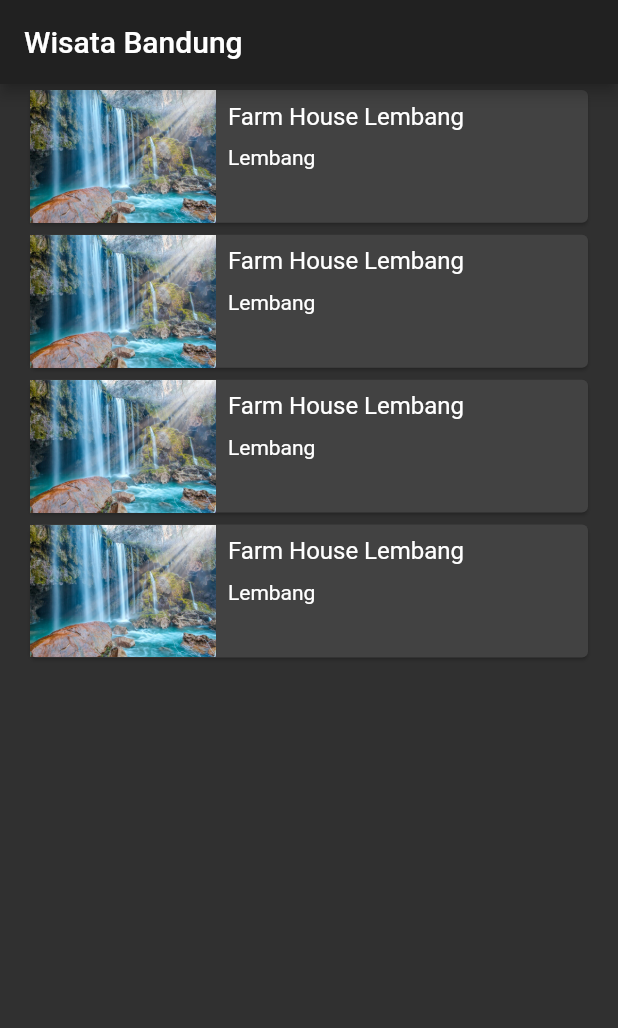
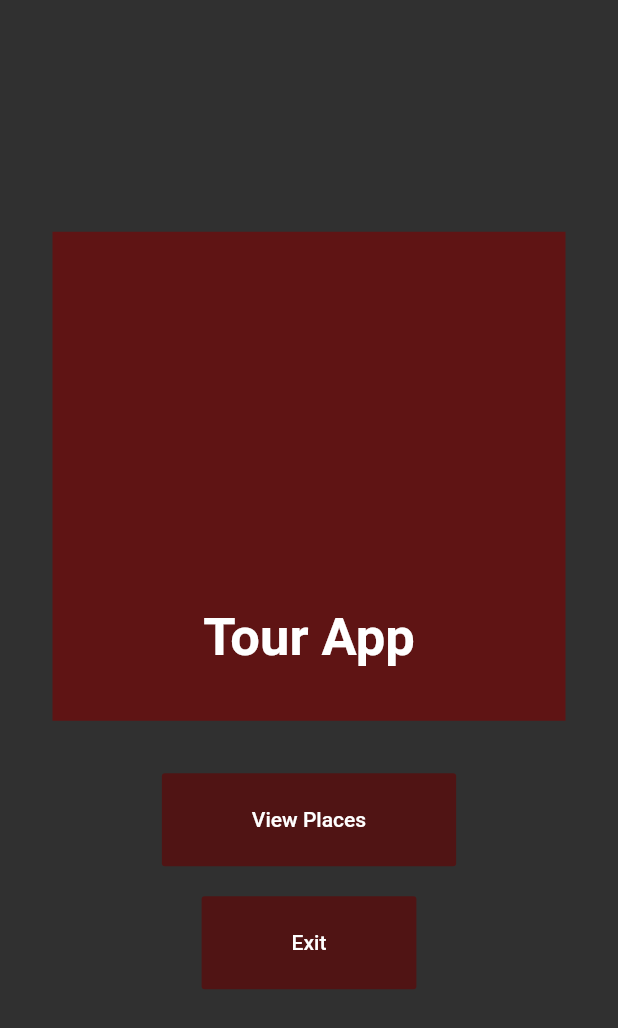
Before and after one commit to primayoriko/tour-place-app, a Flutter app: the screen it shows after launch, on a phone screen of 412 x 824 dp. Shown: the top 1028 px of the screen. Run offline on Flutter 3.47's test engine with Material 2 defaults, Android fonts, the phone set to English and light mode, and no system bars; Roboto replaces fonts that are missing (Oswald).

Commit message:
feat: create main page

```diff
--- a/lib/detail_screen.dart
+++ b/lib/detail_screen.dart
@@ -47,7 +47,11 @@ class DetailScreen extends StatelessWidget {
                       IconButton(
                           icon: Icon(Icons.arrow_back),
                           onPressed: () {
-                            Navigator.pop(context);
+                            Navigator.of(context).popUntil((route){
+                              // return route.isFirst;
+                              return route.settings.name == "list_screen";
+                            });
+                            // Navigator.pop(context);
                           }),
                       FavouriteButton()
                     ],
--- a/lib/main_screen.dart
+++ b/lib/list_screen.dart
@@ -2,7 +2,7 @@ import 'package:flutter/material.dart';
 import 'package:basic_flutter_app/detail_screen.dart';
 import 'package:basic_flutter_app/models/place.dart';
 
-class MainScreen extends StatelessWidget {
+class ListScreen extends StatelessWidget {
   @override
   Widget build(BuildContext context) {
     return Scaffold(
@@ -13,9 +13,10 @@ class MainScreen extends StatelessWidget {
         children: tourismPlaceList.map((place) {
           return FlatButton(
             onPressed: () {
-              Navigator.push(context, MaterialPageRoute(builder: (context) {
+              Navigator.of(context).push(MaterialPageRoute(builder: (context) {
                 return DetailScreen(place: place);
-              }));
+              },
+              settings: RouteSettings(name: 'detail_screen')));
             },
             child: Card(
               child: Row(
--- a/lib/main.dart
+++ b/lib/main.dart
@@ -1,6 +1,7 @@
 import 'package:flutter/material.dart';
+import 'package:basic_flutter_app/menu_screen.dart';
 import 'package:basic_flutter_app/detail_screen.dart';
-import 'package:basic_flutter_app/main_screen.dart';
+import 'package:basic_flutter_app/list_screen.dart';
 
 void main() => (runApp(MyApp()));
 
@@ -28,7 +29,7 @@ class MyApp extends StatelessWidget {
       // ),
       theme: ThemeData.dark(),
       // home: DetailScreen(),
-      home: MainScreen(),
+      home: MenuScreen(),
       // home: MyHomePage(title: 'Flutter Demo Home Page'),
     );
   }
--- /dev/null
+++ b/lib/menu_screen.dart
@@ -0,0 +1,63 @@
+import 'package:flutter/material.dart';
+import 'package:basic_flutter_app/list_screen.dart';
+
+class MenuScreen extends StatelessWidget {
+  @override
+  Widget build(BuildContext context) {
+    return Scaffold(
+      body: Column(
+        mainAxisAlignment: MainAxisAlignment.center,
+        crossAxisAlignment: CrossAxisAlignment.center,
+        children: <Widget>[
+          Container(
+            margin: EdgeInsets.only(bottom: 25, left: 35, right: 35),
+            padding: EdgeInsets.only(left: 40, right: 40, bottom: 35, top: 250),
+            child: Center(
+                child: Text(
+                    "Tour App",
+                    style: TextStyle(
+                      fontFamily: 'Oswald',
+                      fontSize: 35,
+                      fontWeight: FontWeight.bold,
+                    ),
+                )
+            ),
+            decoration: BoxDecoration(color: Color.fromRGBO(95, 20, 20, 1)),
+          ),
+          Container(
+            margin: EdgeInsets.symmetric(vertical: 10),
+            child: FlatButton(
+              color: Color.fromRGBO(80, 20, 20, 1),
+              textColor: Colors.white,
+              disabledColor: Colors.grey,
+              disabledTextColor: Colors.black,
+              padding: EdgeInsets.symmetric(vertical: 23, horizontal: 60),
+              splashColor: Colors.blueAccent,
+              onPressed: () {
+                Navigator.of(context).push(MaterialPageRoute(
+                    builder: (context) {
+                      return ListScreen();
+                    },
+                    settings: RouteSettings(name: 'main_screen')));
+              },
+              child: Text("View Places"),
+            ),
+          ),
+          Container(
+            margin: EdgeInsets.symmetric(vertical: 10),
+            child: FlatButton(
+              color: Color.fromRGBO(80, 20, 20, 1),
+              textColor: Colors.white,
+              disabledColor: Colors.grey,
+              disabledTextColor: Colors.black,
+              padding: EdgeInsets.symmetric(vertical: 23, horizontal: 60),
+              splashColor: Colors.blueAccent,
+              onPressed: () {},
+              child: Text("Exit"),
+            ),
+          ),
+        ],
+      ),
+    );
+  }
+}
```
Also changed, not shown: pubspec.yaml (+20 -12 lines), assets/fonts/nexa/Nexa Light.otf (added), assets/fonts/nexa/Nexa-Bold.otf (added).
